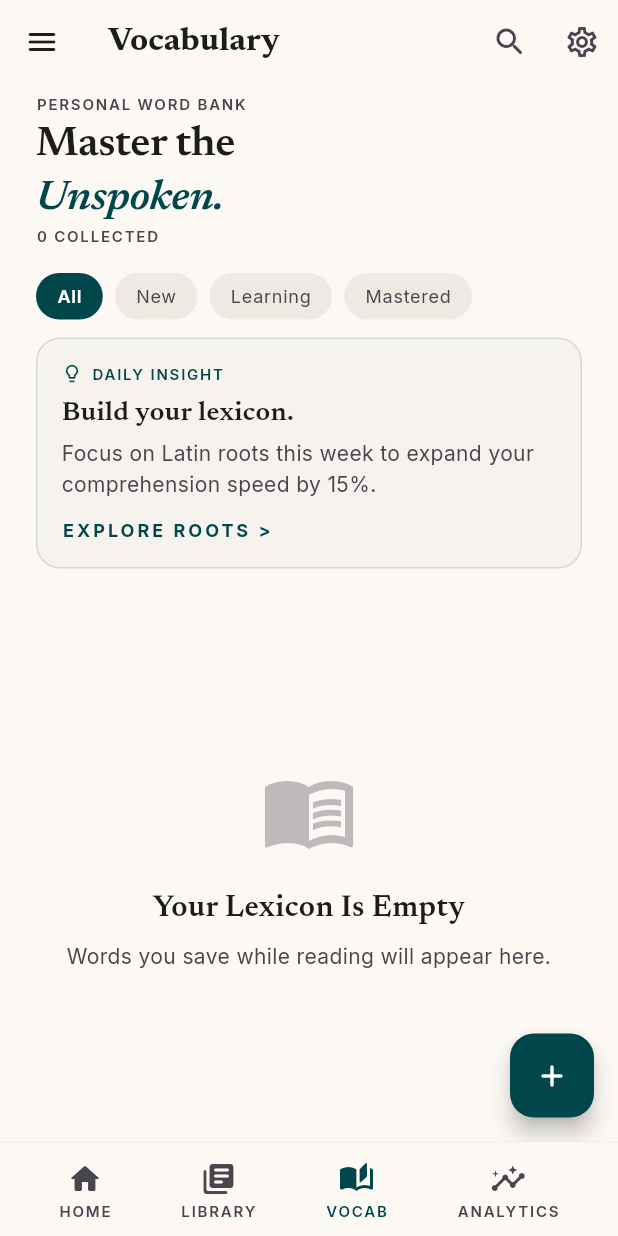
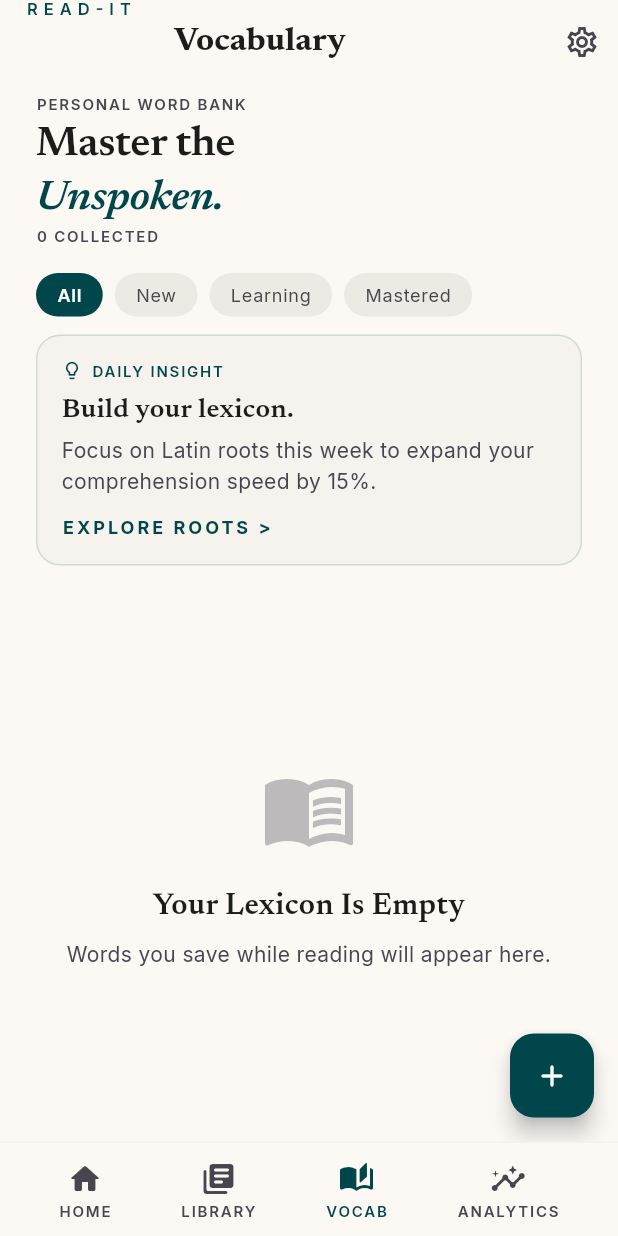
Before and after one commit to henry-azer/readline-app, a Flutter app: the VocabularyScreen screen opened by its route, on a phone screen of 412 x 824 dp. Run offline on Flutter 3.47's test engine with Material 3 defaults, Android fonts, the light colour scheme and no system bars; our stand-ins replace file_picker, freezed_annotation, get_it, go_router, google_fonts, hive and 2 more; missing offline and left inert: syncfusion_flutter_pdf; accounts and stored records are empty.

Commit message:
refactor: vocabulary screen — BrandMark, remove search, chip padding and duration tokens

```diff
--- a/lib/presentation/vocabulary/screens/vocabulary_screen.dart
+++ b/lib/presentation/vocabulary/screens/vocabulary_screen.dart
@@ -13,6 +13,8 @@ import 'package:read_it/presentation/vocabulary/viewmodels/vocabulary_viewmodel.
 import 'package:read_it/presentation/vocabulary/widgets/daily_insight_card.dart';
 import 'package:read_it/presentation/vocabulary/widgets/review_bloom_card.dart';
 import 'package:read_it/presentation/vocabulary/widgets/word_card.dart';
+import 'package:read_it/presentation/widgets/brand_mark.dart';
+import 'package:read_it/core/theme/app_durations.dart';
 
 class VocabularyScreen extends StatefulWidget {
   const VocabularyScreen({super.key});
@@ -53,20 +55,14 @@ class _VocabularyScreenState extends State<VocabularyScreen> {
         backgroundColor: bgColor,
         elevation: 0,
         scrolledUnderElevation: 0,
-        leading: IconButton(
-          icon: Icon(Icons.menu_rounded, color: onSurface),
-          onPressed: () {},
-        ),
+        leading: const BrandMark(),
+        leadingWidth: 100,
         title: Text(
           AppStrings.vocabTitle.tr,
           style: AppTypography.titleLarge.copyWith(color: onSurface),
         ),
         centerTitle: false,
         actions: [
-          IconButton(
-            icon: Icon(Icons.search_rounded, color: onSurfaceVariant),
-            onPressed: () {},
-          ),
           IconButton(
             icon: Icon(Icons.settings_outlined, color: onSurfaceVariant),
             onPressed: () => context.push(AppRoutes.settings),
@@ -424,8 +420,11 @@ class _Chip extends StatelessWidget {
     return GestureDetector(
       onTap: onTap,
       child: AnimatedContainer(
-        duration: const Duration(milliseconds: 150),
-        padding: const EdgeInsets.symmetric(horizontal: 14, vertical: 7),
+        duration: AppDurations.short,
+        padding: const EdgeInsets.symmetric(
+          horizontal: AppSpacing.msl,
+          vertical: AppSpacing.sxs,
+        ),
         decoration: BoxDecoration(
           color: isSelected ? primary : surfaceHigh,
           borderRadius: AppRadius.fullBorder,
```
